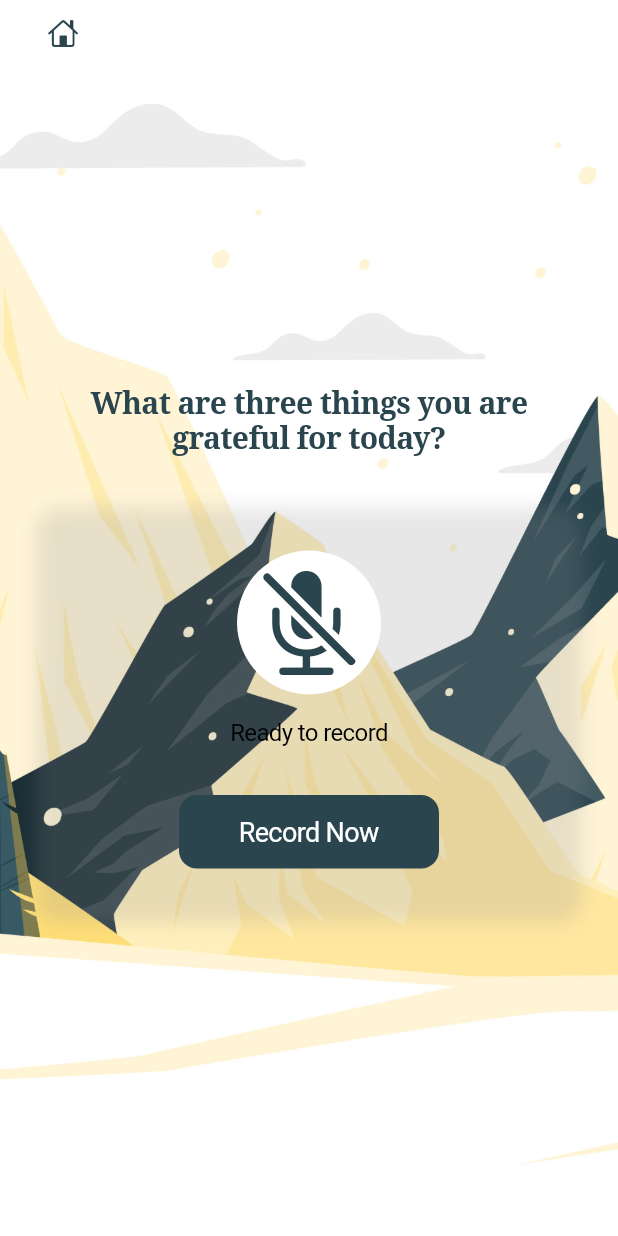
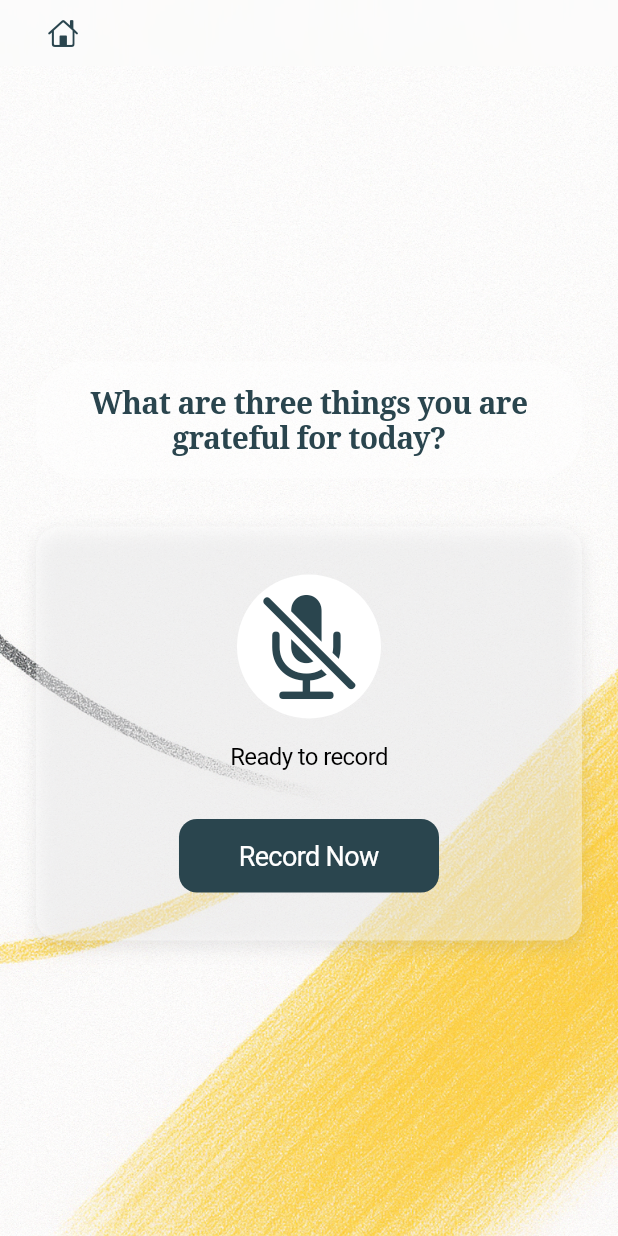
Before and after one commit to NicolasRoever/voice_memo_app, a Flutter app: the RecorderScreen screen opened by its route, on a phone screen of 412 x 824 dp. Run offline on Flutter 3.47's test engine with Material 3 defaults, Android fonts, the light colour scheme and no system bars; our stand-ins replace flutter_dotenv, flutter_riverpod, go_router, google_fonts, just_audio, shared_preferences and 2 more; missing offline and left inert: record; accounts and stored records are empty.

Commit message:
Change name and small adjustments.

```diff
--- a/lib/ui/core/theme/app_colors.dart
+++ b/lib/ui/core/theme/app_colors.dart
@@ -5,5 +5,5 @@ class AppColors {
   static const background = CupertinoColors.systemGrey6;
   static const text = CupertinoColors.label;
   static const accent = Color(0xFFffd85f);
-  static Color get background_cards => CupertinoColors.systemGrey.withOpacity(0.1);
+  static Color get background_cards =>  CupertinoColors.white.withAlpha(100);
 }
--- a/lib/ui/core/theme/app_typography.dart
+++ b/lib/ui/core/theme/app_typography.dart
@@ -11,7 +11,7 @@ class AppTypography {
 
   static final TextStyle heading = GoogleFonts.notoSerif(
     fontSize: 20,
-    fontWeight: FontWeight.w600,
+    fontWeight: FontWeight.w700,
     color: AppColors.primary,
   );
 
--- a/lib/ui/onboarding_screen/widgets/user_auth_view.dart
+++ b/lib/ui/onboarding_screen/widgets/user_auth_view.dart
@@ -1,7 +1,7 @@
 import 'package:flutter/cupertino.dart';
 import 'package:flutter_riverpod/flutter_riverpod.dart';
 import 'package:go_router/go_router.dart';
-import 'package:voice_memo_app/ui/onboarding_screen/view_models/user_auth_view_model.dart';
+import 'package:joymemos/ui/onboarding_screen/view_models/user_auth_view_model.dart';
 import '../../core/theme/app_colors.dart';
 import '../../core/theme/app_typography.dart';
 
@@ -24,7 +24,7 @@ class _OnboardingScreenState extends ConsumerState<OnboardingScreen> {
           child: LayoutBuilder(
             builder: (context, constraints) {
               return Image.asset(
-                'assets/images/background_image.jpg',
+                'assets/images/background_image.png',
                 width: constraints.maxWidth,
                 height: constraints.maxHeight,
                 fit: BoxFit.cover,
@@ -70,7 +70,7 @@ class _OnboardingScreenState extends ConsumerState<OnboardingScreen> {
                         borderRadius: BorderRadius.circular(16),
                         boxShadow: [
                           BoxShadow(
-                            color: CupertinoColors.systemGrey.withOpacity(0.2),
+                            color: CupertinoColors.systemGrey.withOpacity(0.01),
                             blurRadius: 10,
                             offset: const Offset(0, 4),
                           ),
--- a/lib/ui/recording_screen/view/recording_screen_view.dart
+++ b/lib/ui/recording_screen/view/recording_screen_view.dart
@@ -20,7 +20,7 @@ class RecorderScreen extends ConsumerWidget {
           child: LayoutBuilder(
             builder: (context, constraints) {
               return Image.asset(
-                'assets/images/background_image.jpg',
+                'assets/images/background_image.png',
                 width: constraints.maxWidth,
                 height: constraints.maxHeight,
                 fit: BoxFit.cover,
@@ -50,12 +50,18 @@ class RecorderScreen extends ConsumerWidget {
                   mainAxisSize: MainAxisSize.min,
                   children: [
                     // Prompt Card
-                     Text(
-                        'What are three things you are grateful for today?',
-                        style: AppTypography.heading,
-                        textAlign: TextAlign.center,
+                     Container(
+                        padding: const EdgeInsets.all(16.0),
+                        decoration: BoxDecoration(
+                          color: AppColors.background_cards,
+                          borderRadius: BorderRadius.circular(30),
+                        ),
+                        child: Text(
+                          'What are three things you are grateful for today?',
+                          style: AppTypography.heading,
+                          textAlign: TextAlign.center,
+                        ),
                       ),
-
 
                     const SizedBox(height: 32),
 
@@ -64,7 +70,7 @@ class RecorderScreen extends ConsumerWidget {
                       width: double.infinity,
                       padding: const EdgeInsets.symmetric(vertical: 32, horizontal: 20),
                       decoration: BoxDecoration(
-                        color: CupertinoColors.systemGrey.withOpacity(0.01),
+                        color:  AppColors.background_cards,
                         borderRadius: BorderRadius.circular(16),
                         boxShadow: [
                           BoxShadow(
--- a/lib/ui/settings_screen/settings_screen.dart
+++ b/lib/ui/settings_screen/settings_screen.dart
@@ -20,7 +20,7 @@ class SettingsScreen extends ConsumerWidget {
           child: LayoutBuilder(
             builder: (context, constraints) {
               return Image.asset(
-                'assets/images/background_image.jpg',
+                'assets/images/background_image.png',
                 width: constraints.maxWidth,
                 height: constraints.maxHeight,
                 fit: BoxFit.cover,
@@ -68,10 +68,6 @@ class SettingsScreen extends ConsumerWidget {
                         header: const Text('App Info'),
                         children: const [
                           CupertinoListTile(
-                            title: Text('Background Image Source'),
-                            additionalInfo: Text('Freepik'),
-                          ),
-                          CupertinoListTile(
                             title: Text('Developer'),
                             additionalInfo: Text('Nicolas Roever'),
                           ),
```
Also changed, not shown: lib/data/repositories/user_repository.dart (added, +19 -0 lines), lib/data/services/supabase_service.dart (+12 -0 lines), lib/ui/home_screen/widgets/home_screen.dart (+36 -24 lines), lib/ui/onboarding_screen/view_models/user_auth_view_model.dart (+6 -8 lines), pubspec.yaml (+4 -4 lines), assets/images/background_image.jpg (deleted), assets/images/background_image.png (added), 48 other files.
